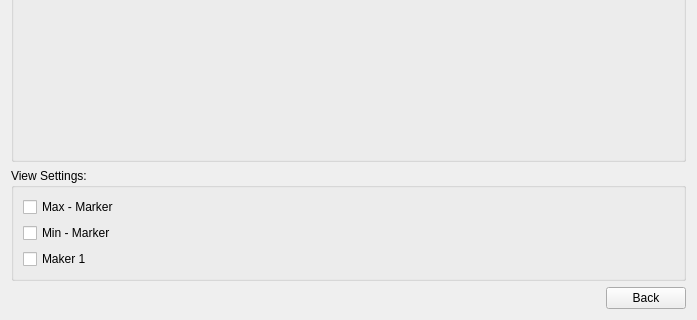
This is historymonitor.ui in EMC3/p2pro-qt as Qt 5 draws it before an edit; both pictures show x 0 to 697 and y 436 to 756 of the 697 by 756 pixel window. The edited form follows.
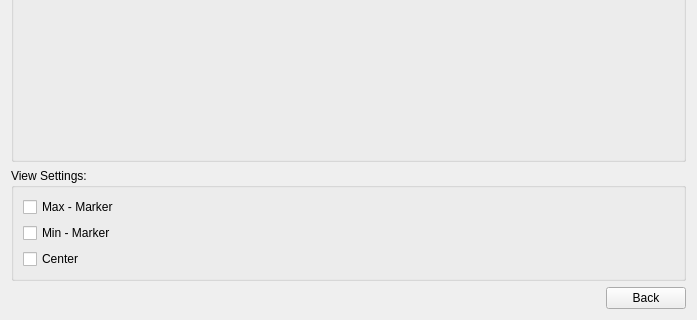
This is the edited form. Custom widgets are drawn as their Qt base class.

Diff of the .ui file:
```diff
--- a/historymonitor.ui
+++ b/historymonitor.ui
@@ -70,7 +70,7 @@
         <item>
          <widget class="QCheckBox" name="cbMarker1">
           <property name="text">
-           <string>Maker 1</string>
+           <string>Center</string>
           </property>
          </widget>
         </item>
```
